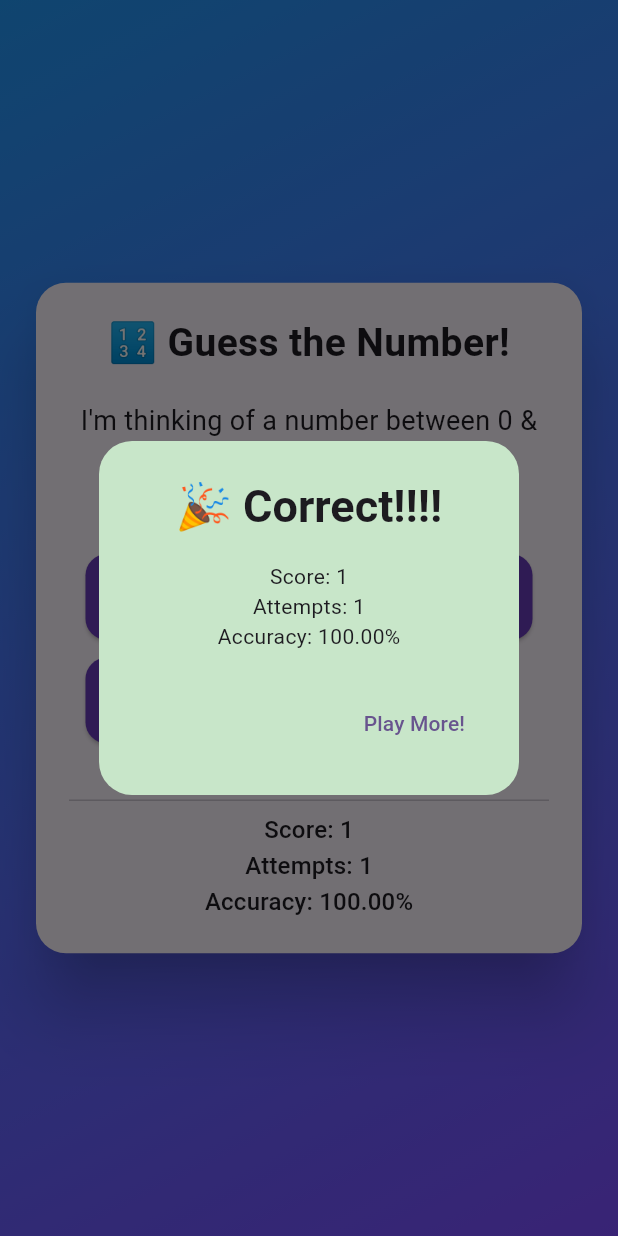
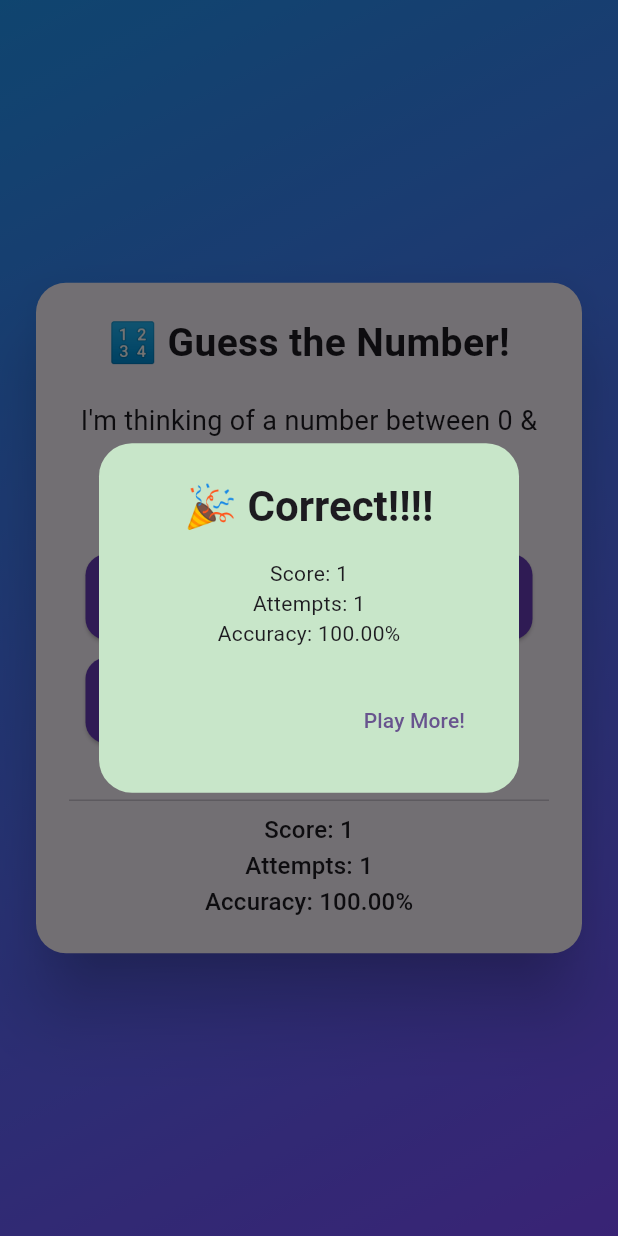
Before and after one commit to MostakAhmedShahad/online_class, a Flutter app: the MiniGame screen opened directly, after a tap on an icon or button, on a phone screen of 412 x 824 dp. Run offline on Flutter 3.47's test engine with Material 3 defaults, Android fonts, the phone set to English and light mode, and no system bars; drawn by our look-alikes of animated_text_kit; our stand-ins replace audioplayers, cloud_firestore, dots_indicator, firebase_auth, firebase_core, flutter_bloc and 1 more; accounts and stored records are empty.

Commit message:
ScaleAnimatedText

```diff
--- a/lib/pages/mini_game/mini_game.dart
+++ b/lib/pages/mini_game/mini_game.dart
@@ -49,7 +49,7 @@ class _MiniGameState extends State<MiniGame> {
             repeatForever: false,
             totalRepeatCount: 1,
             animatedTexts: [
-              ScaleAnimatedText(message, textStyle: const TextStyle(fontSize: 30, fontWeight: FontWeight.bold)),
+              ScaleAnimatedText(message, textStyle: const TextStyle(fontSize: 28, fontWeight: FontWeight.bold)),
             ],
           ),
         ),
```
